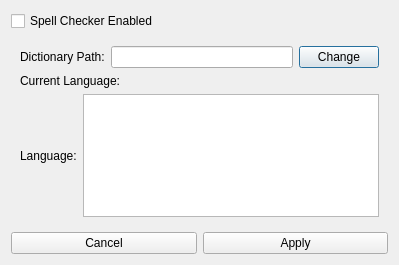
Before: the Qt Designer form Swift/QtUI/QtSpellCheckerWindow.ui in swift/swift, drawn with Qt 5.
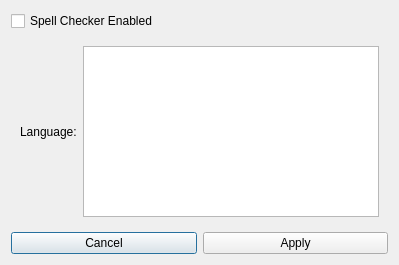
After: the same form once the commit is applied.

Commit message:
Improve Linux spell checking UX and enable it by default
This removes support for user dictionaries for now. The new
UI shows a list human readable languages (in their native
spelling) where the user can select one to use for spell
checking.

Updated our InstallSwiftDependencies.sh based on the package
names in their repositories.

Test-Information:

Tested on Ubuntu 16.04 with Hunspell and tested it still
builds on OS X 10.11.4.

Did not test InstallSwiftDependencies.sh.

Patch:
```diff
--- a/Swift/QtUI/QtSpellCheckerWindow.ui
+++ b/Swift/QtUI/QtSpellCheckerWindow.ui
@@ -24,45 +24,6 @@
    <item>
     <widget class="QWidget" name="hunspellOptions" native="true">
      <layout class="QVBoxLayout" name="verticalLayout_2">
-      <item>
-       <layout class="QHBoxLayout" name="horizontalLayout_2">
-        <item>
-         <widget class="QLabel" name="pathLabel">
-          <property name="text">
-           <string>Dictionary Path:</string>
-          </property>
-         </widget>
-        </item>
-        <item>
-         <widget class="QLineEdit" name="pathContent"/>
-        </item>
-        <item>
-         <widget class="QPushButton" name="pathButton">
-          <property name="text">
-           <string>Change</string>
-          </property>
-         </widget>
-        </item>
-       </layout>
-      </item>
-      <item>
-       <layout class="QHBoxLayout" name="horizontalLayout_3">
-        <item>
-         <widget class="QLabel" name="currentLanguage">
-          <property name="text">
-           <string>Current Language:</string>
-          </property>
-         </widget>
-        </item>
-        <item>
-         <widget class="QLabel" name="currentLanguageValue">
-          <property name="text">
-           <string/>
-          </property>
-         </widget>
-        </item>
-       </layout>
-      </item>
       <item>
        <layout class="QHBoxLayout" name="horizontalLayout_4">
         <item>
@@ -73,7 +34,11 @@
          </widget>
         </item>
         <item>
-         <widget class="QListWidget" name="languageView"/>
+         <widget class="QListWidget" name="languageView">
+          <property name="alternatingRowColors">
+           <bool>true</bool>
+          </property>
+         </widget>
         </item>
        </layout>
       </item>
```
The commit also changes 14 other files.
